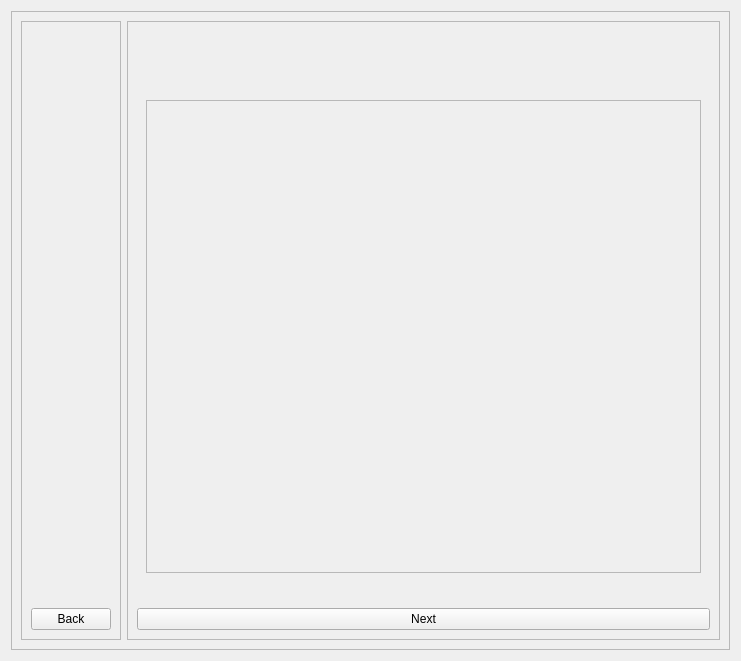
Before: the Qt Designer form src/ui_design/question_widget.ui in mikukula/SAT, drawn with Qt 5.
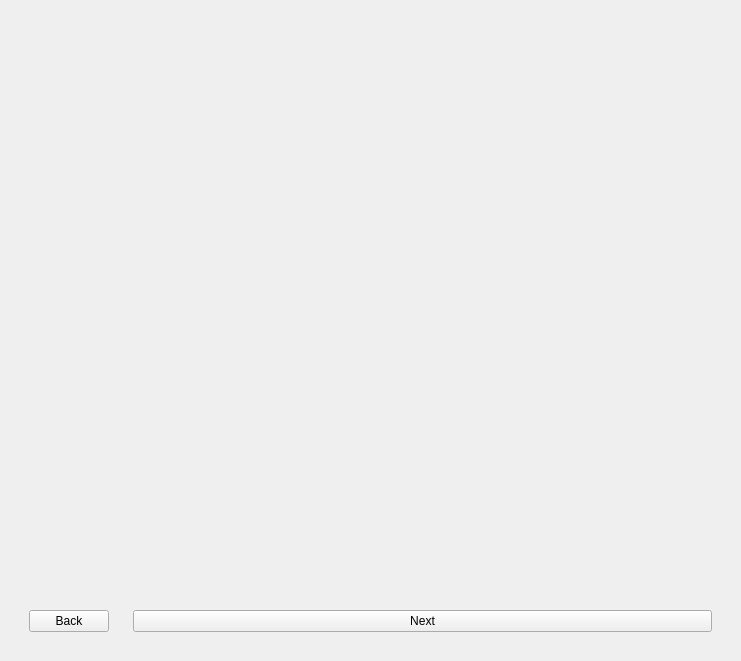
After: the same form once the commit is applied.

Commit message: frame borders removed

Diff of the .ui file:
```diff
--- a/src/ui_design/question_widget.ui
+++ b/src/ui_design/question_widget.ui
@@ -17,7 +17,7 @@
    <item>
     <widget class="QFrame" name="question_frame">
      <property name="frameShape">
-      <enum>QFrame::StyledPanel</enum>
+      <enum>QFrame::NoFrame</enum>
      </property>
      <property name="frameShadow">
       <enum>QFrame::Raised</enum>
@@ -38,7 +38,7 @@
          </size>
         </property>
         <property name="frameShape">
-         <enum>QFrame::StyledPanel</enum>
+         <enum>QFrame::NoFrame</enum>
         </property>
         <property name="frameShadow">
          <enum>QFrame::Raised</enum>
@@ -76,7 +76,7 @@
          </size>
         </property>
         <property name="frameShape">
-         <enum>QFrame::StyledPanel</enum>
+         <enum>QFrame::NoFrame</enum>
         </property>
         <property name="frameShadow">
          <enum>QFrame::Raised</enum>
@@ -133,7 +133,7 @@
              <item>
               <widget class="QFrame" name="answerFrame">
                <property name="frameShape">
-                <enum>QFrame::StyledPanel</enum>
+                <enum>QFrame::NoFrame</enum>
                </property>
                <property name="frameShadow">
                 <enum>QFrame::Raised</enum>
```
Left out of the diff: 16 changed lines with no effect on the pictures. The commit also changes 9 other files.
